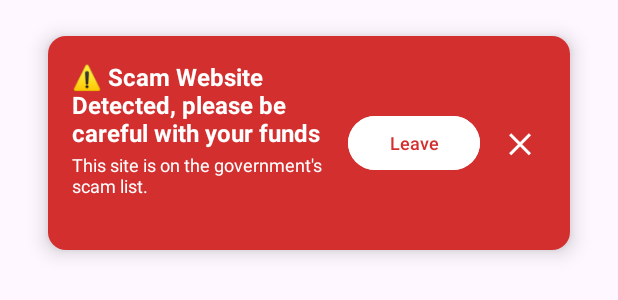
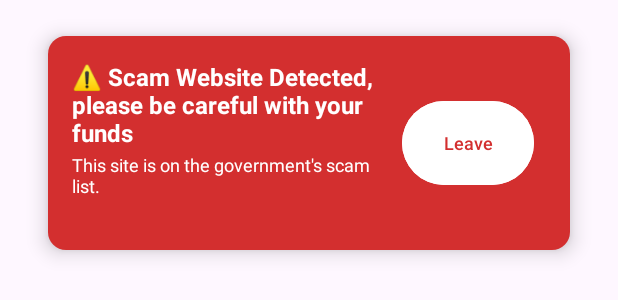
Before and after one commit to asadman1523/NoMoreScamTW, an Android app: the layout overlay_warning.xml on its own in the app's theme, with its tools: preview values and no code run, on a phone screen of 412 x 824 dp. Shown: the top 300 px of the screen. Run offline under Robolectric (Android 15) with nearby library versions, the phone set to English and light mode, and no system bars.

Commit message:
feat: add 60-second countdown timer to scam warning overlay
- Display countdown in title (e.g., "此網站已被列入政府詐騙清單 (60)")
- Show close button after 10 seconds
- Auto-redirect to Google when countdown finishes
- Update warning title text for urgency

```diff
--- a/android/app/src/main/res/layout/overlay_warning.xml
+++ b/android/app/src/main/res/layout/overlay_warning.xml
@@ -56,7 +56,7 @@
         <Button
             android:id="@+id/btnLeave"
             android:layout_width="wrap_content"
-            android:layout_height="36dp"
+            android:layout_height="56dp"
             android:layout_marginEnd="8dp"
             android:backgroundTint="@android:color/white"
             android:text="@string/btn_leave"
@@ -82,7 +82,8 @@
             android:minWidth="0dp"
             android:minHeight="0dp"
             android:insetTop="0dp"
-            android:insetBottom="0dp"/>
+            android:insetBottom="0dp"
+            android:visibility="gone"/>
     </LinearLayout>
 
 </LinearLayout>
```
Also changed, not shown: android/app/src/main/java/com/jackwu/nomorescamtw/service/ScamDetectionService.kt (+29 -0 lines), android/app/src/main/res/drawable/overlay_tutorial.jpg, 1 other file.
